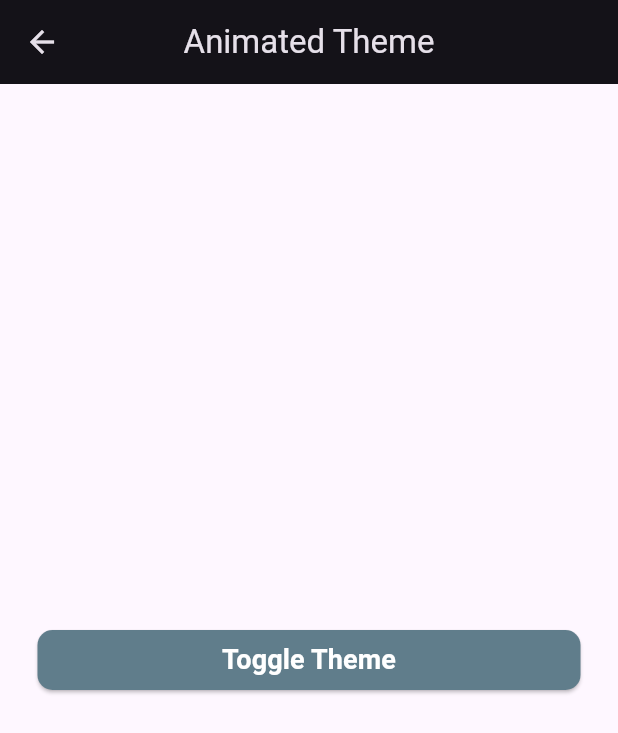
After one commit to PAIshanMadusha/flutter-animations, a Flutter app: the screen it shows after launch, after a tap on "Animated Theme", on a phone screen of 412 x 824 dp. The commit adds this screen. Shown: the top 733 px of the screen. Run offline on Flutter 3.47's test engine with Material 3 defaults, Android fonts, the phone set to English and light mode, and no system bars.

Commit message:
Animated Theme Design

```diff
--- /dev/null
+++ b/lib/animations/implict_animations/custom_animated_theme.dart
@@ -0,0 +1,44 @@
+import 'package:flutter/material.dart';
+import 'package:flutter_animations/reusable_widgets.dart/custom_button.dart';
+
+class CustomAnimatedTheme extends StatefulWidget {
+  const CustomAnimatedTheme({super.key});
+
+  @override
+  State<CustomAnimatedTheme> createState() => _CustomAnimatedThemeState();
+}
+
+class _CustomAnimatedThemeState extends State<CustomAnimatedTheme> {
+  bool _isDarkTheme = false;
+
+  void _toggleTheme() {
+    setState(() {
+      _isDarkTheme = !_isDarkTheme;
+    });
+  }
+
+  @override
+  Widget build(BuildContext context) {
+    return Scaffold(
+      appBar: AppBar(title: Text("Animated Theme"), centerTitle: true),
+      body: AnimatedTheme(
+        data: _isDarkTheme ? ThemeData.dark() : ThemeData.light(),
+        curve: Curves.easeInOut,
+        child: Builder(
+          builder:
+              (context) => Scaffold(
+                body: Padding(
+                  padding: const EdgeInsets.all(25),
+                  child: Center(
+                    child: CustomButton(
+                      text: "Toggle Theme",
+                      onTap: _toggleTheme,
+                    ),
+                  ),
+                ),
+              ),
+        ),
+      ),
+    );
+  }
+}
--- a/lib/main/home_page.dart
+++ b/lib/main/home_page.dart
@@ -3,6 +3,7 @@ import 'package:flutter_animations/animations/implict_animations/custom_animated
 import 'package:flutter_animations/animations/implict_animations/custom_animated_positioned.dart';
 import 'package:flutter_animations/animations/implict_animations/custom_animated_switcher.dart';
 import 'package:flutter_animations/animations/implict_animations/custom_animated_text_style.dart';
+import 'package:flutter_animations/animations/implict_animations/custom_animated_theme.dart';
 import 'package:flutter_animations/reusable_widgets.dart/custom_button.dart';
 import 'package:flutter_animations/animations/implict_animations/custom_animated_box.dart';
 import 'package:flutter_animations/animations/implict_animations/custom_animated_button.dart';
@@ -154,6 +155,18 @@ class HomePage extends StatelessWidget {
                   );
                 },
               ),
+              SizedBox(height: sizedBoxValue),
+              CustomButton(
+                text: "Animated Theme",
+                onTap: () {
+                  Navigator.push(
+                    context,
+                    MaterialPageRoute(
+                      builder: (context) => CustomAnimatedTheme(),
+                    ),
+                  );
+                },
+              ),
             ],
           ),
         ),
```
